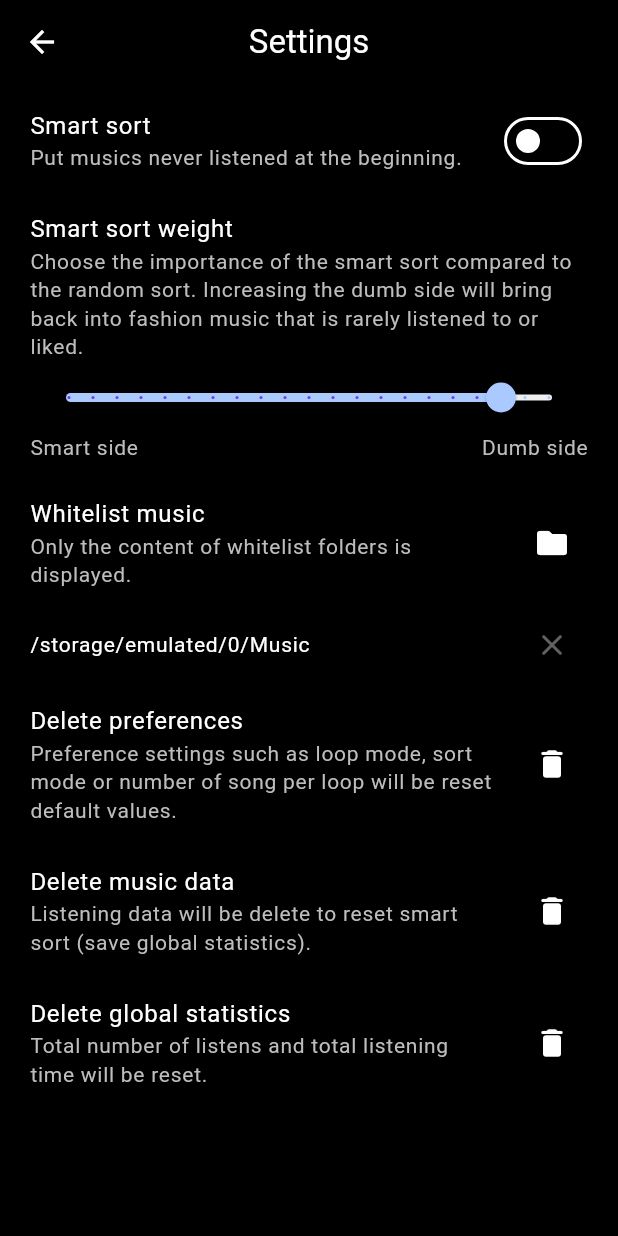
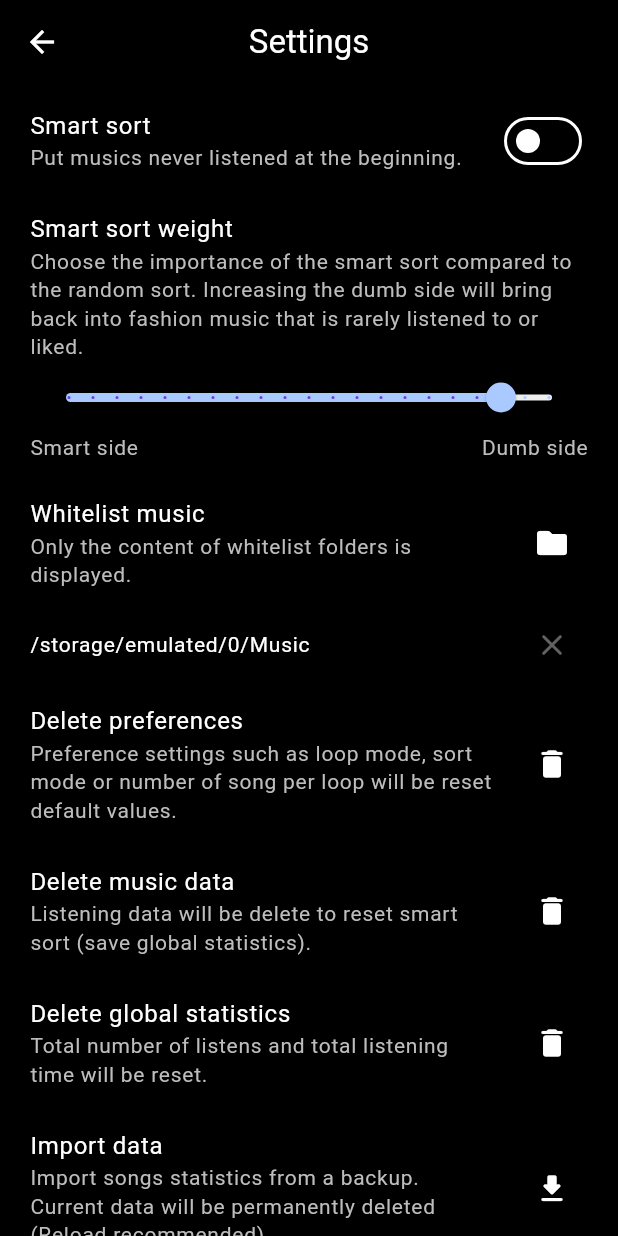
Before and after one commit to Quedow/shadow_garden, a Flutter app: the SettingsPage screen opened directly with empty values, on a phone screen of 412 x 824 dp. Run offline on Flutter 3.47's test engine with Material 3 defaults, Android fonts, the light colour scheme and no system bars; our stand-ins replace audio_video_progress_bar, isar, just_audio, just_audio_background, lottie, marquee and 4 more; accounts and stored records are empty; generated files the repository leaves out were written again.

Commit message:
feat: add import export data

```diff
--- a/lib/models/song.dart
+++ b/lib/models/song.dart
@@ -22,4 +22,30 @@ class Song {
   double score = 1.0;
 
   Song(this.key, this.title, this.duration, this.daysAgo, this.listeningTime, this.lastListen);
+
+  Map<String, dynamic> toJson() => {
+    'id': id,
+    'key': key,
+    'title': title,
+    'duration': duration,
+    'daysAgo': daysAgo,
+    'listeningTime': listeningTime,
+    'lastListen': lastListen.toIso8601String(),
+    'songId': songId,
+    'nbOfListens': nbOfListens,
+    'score': score,
+  };
+
+  factory Song.fromJson(Map<String, dynamic> json) => Song(
+    json['key'] as int,
+    json['title'] as String,
+    json['duration'] as int,
+    json['daysAgo'] as int,
+    json['listeningTime'] as int,
+    DateTime.parse(json['lastListen'] as String),
+  )
+  ..id = json['id'] as int
+  ..songId = json['songId'] as int
+  ..nbOfListens = json['nbOfListens'] as int
+  ..score = (json['score'] as num).toDouble();
 }
--- a/lib/screens/settings_screen.dart
+++ b/lib/screens/settings_screen.dart
@@ -72,6 +72,18 @@ class SettingsScreenState extends State<SettingsScreen> {
           icon: Icons.delete_rounded,
           onPressed: () => Dialogs.deletionDialog(context, _settings.clearGlobalStats),
         ),
+        SettingIconButtonTile(
+          label: Texts.textImport,
+          description: Texts.textImportContent,
+          icon: Icons.download_rounded,
+          onPressed: _importData,
+        ),
+        SettingIconButtonTile(
+          label: Texts.textExport,
+          description: Texts.textExportContent,
+          icon: Icons.upload_rounded,
+          onPressed: _exportData,
+        ),
       ],
     );
   }
@@ -114,4 +126,32 @@ class SettingsScreenState extends State<SettingsScreen> {
     await _db.clearDatabase();
     await _settings.setMonitoringDate();
   }
+
+  Future<void> _importData() async {
+    final String? path = (await FilePicker.platform.pickFiles(
+      allowMultiple: false,
+      type: FileType.custom,
+      allowedExtensions: ['json'],
+    ))?.paths.first;
+    if (path == null) return;
+    final String result = await _db.importData(path);
+    _showSnackBar(result);
+  }
+
+  Future<void> _exportData() async {
+    final String? path = await FilePicker.platform.getDirectoryPath();
+    if (path == null) return;
+    final String result = await _db.exportData(path);
+    _showSnackBar(result);
+  }
+
+  void _showSnackBar(String content) {
+    ScaffoldMessenger.of(context).showSnackBar(
+      SnackBar(
+        content: Text(content),
+        behavior: SnackBarBehavior.floating,
+        duration: const Duration(milliseconds: 2000),
+      ),
+    );
+  }
 }
--- a/lib/utils/common_text.dart
+++ b/lib/utils/common_text.dart
@@ -30,6 +30,17 @@ abstract class Texts {
   static String textDeleteGlobalStats = 'Delete global statistics';
   static String textDeleteGlobalStatsContent = 'Total number of listens and total listening time will be reset.';
 
+  static String textExport = 'Export data';
+  static String textExportContent = 'Export songs statistics.';
+  static String textImport = 'Import data';
+  static String textImportContent = 'Import songs statistics from a backup. Current data will be permanently deleted (Reload recommended).';
+
+  static String errorBackupNotFoundSnack = 'No backup found';
+  static String textSuccessImportSnack = 'Data imported successfully';
+  static String textSuccessExportSnack = 'Data exported successfully';
+  static String errorImportSnack = 'An error occurred during importation';
+  static String errorExportSnack = 'An error occurred during exportation';
+
   static String textNextSongSnack = 'Added to next song';
   static String textDeletionDialog = 'Do you confirm the deletion?';
 }
--- a/lib/utils/functions.dart
+++ b/lib/utils/functions.dart
@@ -1,4 +1,5 @@
 import 'package:flutter/material.dart';
+import 'package:intl/intl.dart' show DateFormat;
 import 'package:just_audio/just_audio.dart';
 import 'package:on_audio_query/on_audio_query.dart';
 import 'package:shadow_garden/providers/audio_provider.dart';
@@ -71,4 +72,8 @@ abstract class Functions {
     )..layout(minWidth: 0, maxWidth: maxWidth);
     return textPainter.size.height + verticalOffset;
   }
+
+  static String getBackupDate() {
+    return DateFormat('dd-MM-yyyy_HH-mm-ss').format(DateTime.now());
+  }
 }
```
Also changed, not shown: lib/database/database_service.dart (+54 -6 lines).
